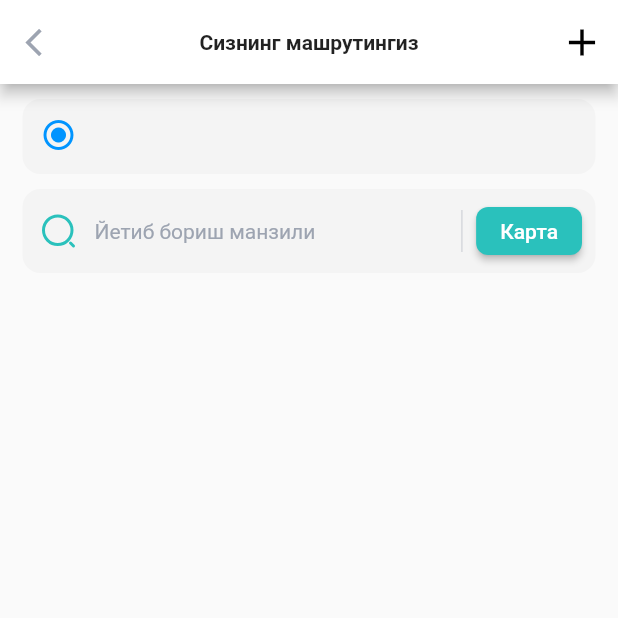
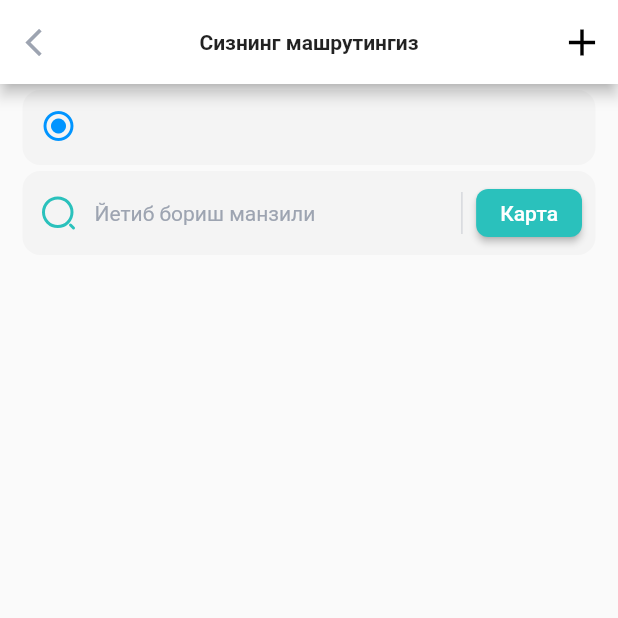
Before and after one commit to Boburbek6010/chikki_1, a Flutter app: the SearchRoutScreen screen opened directly, on a phone screen of 412 x 824 dp, the top half of it. Run offline on Flutter 3.47's test engine with Material 2 defaults, Android fonts, the phone set to English and light mode, and no system bars; our stand-ins replace easy_localization, flutter_riverpod, flutter_svg, fluttertoast, geolocator, image_picker and 1 more; missing offline and left inert: yandex_mapkit.

Commit message:
Xurshidjon, 6-commit, Search Route page fixed

```diff
--- a/lib/src/core/routes/app_route_name.dart
+++ b/lib/src/core/routes/app_route_name.dart
@@ -4,4 +4,5 @@
 static const SETPROFILE = 'set_profile';
 static const REGISTER = 'register';
 static const WELCOME = 'initial';
+static const SEARCHROUTE = '/searchRoute';
 }
--- a/lib/src/core/routes/app_routes.dart
+++ b/lib/src/core/routes/app_routes.dart
@@ -1,3 +1,5 @@
+import 'package:demo1/src/features/order/presentation/screens/search_rout_screen.dart';
+import 'package:demo1/src/features/order/view_model/search_route.dart';
 import 'package:flutter/material.dart';
 
 import '../../features/login/presentation/screens/register_screen.dart';
@@ -16,5 +18,6 @@
     AppRouteName.HOME: (context) => const HomeScreen(),
     AppRouteName.SETPROFILE: (context) => const SetProfileScreen(),
     AppRouteName.REGISTER: (context) => const RegisterScreen(),
+    AppRouteName.SEARCHROUTE: (context) => const SearchRoutScreen(),
   };
 }
--- a/lib/src/core/widgets/app_material_context.dart
+++ b/lib/src/core/widgets/app_material_context.dart
@@ -2,9 +2,7 @@
 import 'package:demo1/src/core/routes/app_routes.dart';
 import 'package:easy_localization/easy_localization.dart';
 import 'package:flutter/material.dart';
-import '../../features/login/presentation/screens/set_profile_screen.dart';
-import '../../features/menu/presentation/screens/home.dart';
-import '../../features/order/presentation/screens/search_rout_screen.dart';
+
 
 class AppMaterialContext extends StatefulWidget {
   const AppMaterialContext({Key? key}) : super(key: key);
@@ -26,7 +24,7 @@
       theme: ThemeData(
         primarySwatch: Colors.blue,
       ),
-      initialRoute: AppRouteName.HOME,
+      initialRoute: AppRouteName.SEARCHROUTE,
       routes: AppRoutes.routes,
     );
   }
--- a/lib/src/features/menu/presentation/screens/home_screen.dart
+++ b/lib/src/features/menu/presentation/screens/home_screen.dart
@@ -42,7 +42,7 @@
               HomeModelBottomSheet(),
             ],
           ),
-          const HomeCarsPositions(),
+           const HomeCarsPositions(),
         ],
       ),
     );
--- a/lib/src/features/menu/view_model/home_view_model.dart
+++ b/lib/src/features/menu/view_model/home_view_model.dart
@@ -132,7 +132,7 @@
           requestPointType: RequestPointType.wayPoint,
         ),
       ],
-      drivingOptions: const DrivingOptions(initialAzimuth: 0, routesCount: 1, avoidTolls: true, avoidPoorConditions: true, avoidUnpaved: true),
+      drivingOptions: const DrivingOptions(initialAzimuth: 0, routesCount: 2, avoidTolls: true, avoidPoorConditions: true, avoidUnpaved: true),
     );
     result = resultSession.result;
     notifyListeners();
--- a/lib/src/features/order/presentation/screens/search_rout_screen.dart
+++ b/lib/src/features/order/presentation/screens/search_rout_screen.dart
@@ -37,7 +37,7 @@
           Container(
             width: double.infinity,
             height: 50,
-            margin: const  EdgeInsets.symmetric(horizontal: 15, vertical: 10),
+            margin: const  EdgeInsets.symmetric(horizontal: 15, vertical: 4),
             decoration: BoxDecoration(
               color: AppColors.cF4F4F4,
               borderRadius: BorderRadius.circular(12),
@@ -46,9 +46,16 @@
               controller: ref.read(searchRouteVM).myLocationController,
               style: Theme.of(context).textTheme.labelLarge?.copyWith(fontWeight: FontWeight.w600),
               textAlignVertical: TextAlignVertical.center,
-              decoration: const InputDecoration(
-                  prefixIcon: Icon(Icons.radio_button_checked_sharp, color: AppColors.c0094FF,),
-                  border: InputBorder.none,
+              decoration:  InputDecoration(
+                  prefixIcon: const Icon(Icons.radio_button_checked_sharp, color: AppColors.c0094FF,),
+                  focusedBorder:  OutlineInputBorder(
+                  borderRadius: BorderRadius.circular(12),
+                  borderSide: const BorderSide(
+                    color: AppColors.c2AC1BC,
+                    width: 2,
+                  ),
+                ),
+                  border: InputBorder.none
               ),
             ),
           ),
@@ -118,11 +125,15 @@
                  mainAxisSize: MainAxisSize.min,
                  children: [
                    ListTile(
-                     leading: const Icon(Icons.radio_button_off, weight: 4, color: AppColors.c9DA4B1,),
+                     leading: const Padding(
+                       padding:  EdgeInsets.all(8.0),
+                       child:  Icon(Icons.radio_button_off, weight: 4, color: AppColors.c9DA4B1, size: 20,),
+                     ),
                      title: Text(locate.street!, style: Theme.of(context).textTheme.titleSmall),
                      subtitle: Text('${locate.city!}, ${locate.counter!}', style: Theme.of(context).textTheme.labelSmall?.copyWith(color: AppColors.c9DA4B1, fontSize: FontSize.size12)),
                      trailing: const Icon(CupertinoIcons.location_solid),
-                      minVerticalPadding: 18,
+                      minVerticalPadding: 10,
+                       isThreeLine: false,
                    ),
                    const Divider(thickness: 1, indent: 75, endIndent: 20,)
 
```
